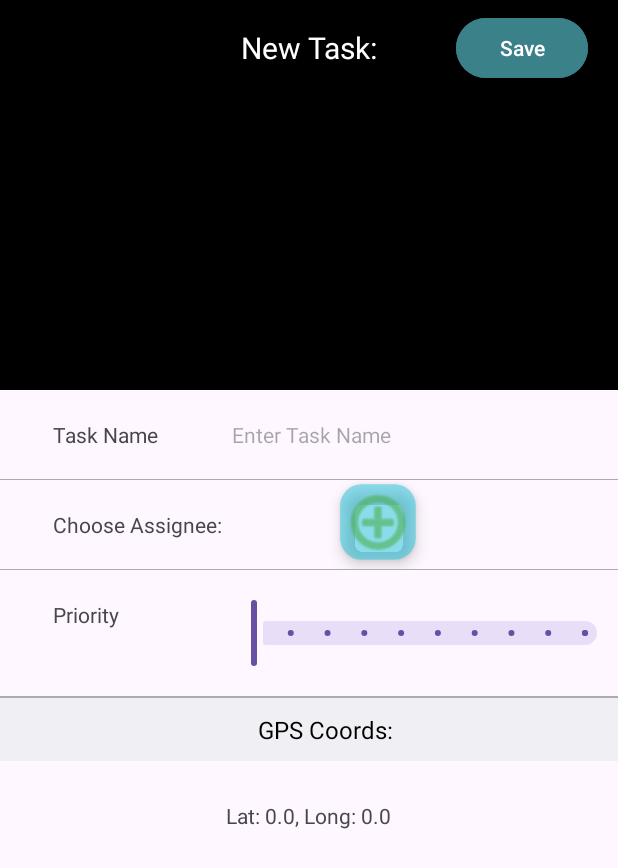
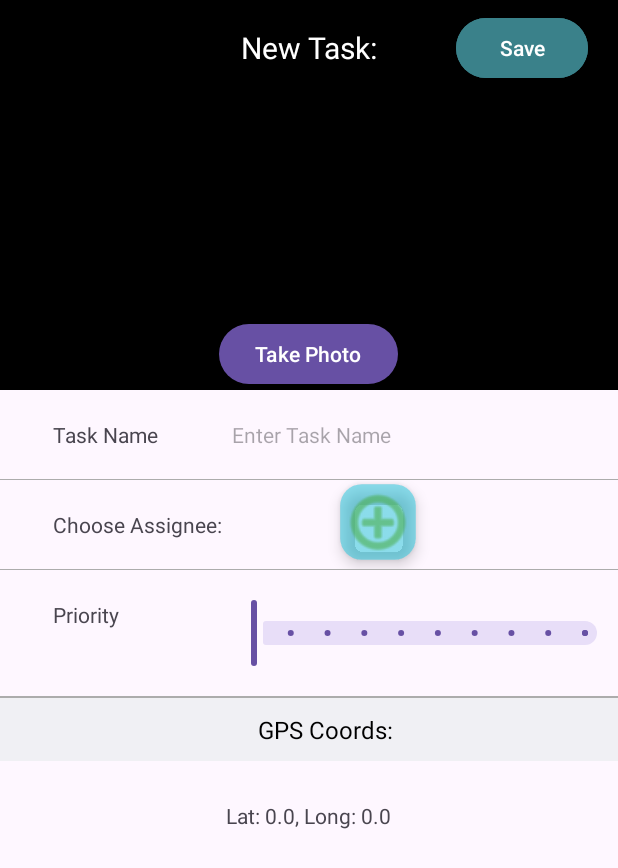
Before and after one commit to NPisor/ProjectManagement-CalcApp, an Android app: the TaskInfoActivity screen opened directly, with no data from a screen before it, on a phone screen of 412 x 824 dp. Shown: the top 868 px of the screen. Run offline under Robolectric (Android 15) with nearby library versions, the phone set to English and light mode, and no system bars; libraries missing offline, so code that uses them is left out: androidx.camera.core, androidx.camera.lifecycle, androidx.camera.view; plain views replace PreviewView; 10 statements that could not run were skipped.

Commit message:
Changed new task camera implementation and added S3 stuff.

```diff
--- a/app/build.gradle
+++ b/app/build.gradle
@@ -52,8 +52,6 @@ dependencies {
 
     implementation 'org.awaitility:awaitility:4.2.0'
 
-    implementation platform('software.amazon.awssdk:bom:2.21.1')
-    implementation 'software.amazon.awssdk:s3'
 
     implementation 'de.javagl:obj:0.4.0'
     implementation 'androidx.navigation:navigation-fragment:2.5.3'
--- a/app/src/main/java/com/example/projectmanagement_calcapp/TaskInfoActivity.java
+++ b/app/src/main/java/com/example/projectmanagement_calcapp/TaskInfoActivity.java
@@ -1,40 +1,53 @@
 package com.example.projectmanagement_calcapp;
 
 
+import android.annotation.SuppressLint;
 import android.content.Context;
 import android.content.ContextWrapper;
 import android.content.Intent;
 import android.graphics.Bitmap;
+import android.graphics.BitmapFactory;
+import android.graphics.Matrix;
+import android.media.ExifInterface;
 import android.os.Bundle;
 
+import androidx.annotation.NonNull;
 import androidx.appcompat.app.AppCompatActivity;
+
+import android.util.Log;
+import android.view.Surface;
 import android.widget.Button;
 import android.widget.EditText;
-import android.widget.ProgressBar;
 import android.widget.TextView;
 
-import androidx.camera.core.Camera;
 import androidx.camera.core.CameraSelector;
+import androidx.camera.core.ImageCapture;
+import androidx.camera.core.ImageCaptureException;
 import androidx.camera.core.Preview;
 import androidx.camera.lifecycle.ProcessCameraProvider;
 import androidx.camera.view.PreviewView;
+import androidx.core.content.ContextCompat;
 import androidx.lifecycle.LifecycleOwner;
 
-import com.example.projectmanagement_calcapp.Models.Task;
 import com.google.android.material.slider.Slider;
+import com.google.common.util.concurrent.ListenableFuture;
 
 import org.jetbrains.annotations.Nullable;
+
 import java.io.File;
 import java.io.FileOutputStream;
 import java.io.IOException;
+import java.io.OutputStream;
 import java.io.Serializable;
+import java.util.Objects;
 import java.util.concurrent.ExecutionException;
 
 public class TaskInfoActivity extends AppCompatActivity implements Serializable {
     PreviewView taskLocationImage;
-    Button saveTaskBtn;
-    Bitmap bitmap;
+    Button saveTaskBtn, captureBtn;
     ProcessCameraProvider cameraProvider;
+
+    ImageCapture imageCapture;
 
     EditText taskName;
 
@@ -51,69 +64,132 @@ public class TaskInfoActivity extends AppCompatActivity implements Serializable
         gpsCoords = findViewById(R.id.gpscoordstext);
         taskName = findViewById(R.id.taskName);
         taskPriority = findViewById(R.id.prioritySlider);
+        captureBtn = findViewById(R.id.captureBtn);
+
+        try {
+            populateCameraThumbnail();
+        } catch (ExecutionException e) {
+            throw new RuntimeException(e);
+        } catch (InterruptedException e) {
+            throw new RuntimeException(e);
+        }
 
         Intent intent = getIntent();
         double latitude = intent.getDoubleExtra("Lat", 0);
         double longitude = intent.getDoubleExtra("Long", 0);
         gpsCoords.setText(String.format("Lat: %s, Long: %s", latitude, longitude));
+
+        captureBtn.setOnClickListener(v -> {
             try {
-            setListeners(populateCameraThumbnail(this), latitude, longitude);
+                capturePhoto(latitude, longitude);
+            } catch (ExecutionException e) {
+                throw new RuntimeException(e);
+            } catch (InterruptedException e) {
+                throw new RuntimeException(e);
+            }
+        });
+    }
+
+    private void capturePhoto(double latitude, double longitude) throws ExecutionException, InterruptedException {
+        if (imageCapture == null) {
+            return;
+        }
+        ContextWrapper cw = new ContextWrapper(getApplicationContext());
+        // path to /data/data/yourapp/app_data/imageDir
+        File directory = cw.getDir("imageDir", Context.MODE_PRIVATE);
+        String uuid = new String(java.util.UUID.randomUUID().toString());
+        ImageCapture.OutputFileOptions outputFileOptions = new ImageCapture.OutputFileOptions.Builder(new File(directory, uuid + ".png")).build();
+        imageCapture.takePicture(outputFileOptions, ContextCompat.getMainExecutor(this), new ImageCapture.OnImageSavedCallback() {
+            @Override
+            public void onImageSaved(@NonNull ImageCapture.OutputFileResults outputFileResults) {
+                Bitmap bitmap = BitmapFactory.decodeFile(Objects.requireNonNull(outputFileResults.getSavedUri()).getPath());
+                int width = bitmap.getWidth();
+                int height = bitmap.getHeight();
+                Matrix matrix = new Matrix();
+                matrix.preRotate(90);
+                Bitmap rotatedBitmap = Bitmap.createBitmap(bitmap, 0, 0, width, height, matrix, true);
+                File convertedFile = new File(directory, uuid + "-converted.png");
+
+                OutputStream os;
+                try {
+                    os = new FileOutputStream(convertedFile);
+                    rotatedBitmap.compress(Bitmap.CompressFormat.JPEG, 25, os);
+                    os.flush();
+                    os.close();
+                } catch (Exception e) {
+                    Log.e(getClass().getSimpleName(), "Error writing bitmap", e);
+                }
+                setListeners(convertedFile.getPath(), rotatedBitmap, uuid, latitude, longitude);
+
+            }
+
+            @Override
+            public void onError(@NonNull ImageCaptureException exception) {
+
+            }
+        });
+    }
+
+    public void populateCameraThumbnail() throws ExecutionException, InterruptedException {
+        PreviewView previewView = findViewById(R.id.taskLocationImage);
+
+        ListenableFuture<ProcessCameraProvider> cameraProviderFuture = ProcessCameraProvider.getInstance(this);
+        cameraProviderFuture.addListener(new Runnable() {
+            @Override
+            public void run() {
+                try {
+                    cameraProvider = cameraProviderFuture.get();
+
+                    startCameraX(cameraProvider, previewView);
                 } catch (ExecutionException e) {
                     throw new RuntimeException(e);
                 } catch (InterruptedException e) {
                     throw new RuntimeException(e);
                 }
             }
-    public PreviewView populateCameraThumbnail(TaskInfoActivity view) throws ExecutionException, InterruptedException {
-        PreviewView previewView = findViewById(R.id.taskLocationImage);
+        }, ContextCompat.getMainExecutor(this));
 
         cameraProvider = ProcessCameraProvider.getInstance(this).get();
         Preview preview = new Preview.Builder().build();
-        CameraSelector cameraSelector = new CameraSelector.Builder()
-                .requireLensFacing(CameraSelector.LENS_FACING_BACK)
+        @SuppressLint("RestrictedApi") CameraSelector cameraSelector = new CameraSelector.Builder()
+                .requireLensFacing(CameraSelector.DEFAULT_BACK_CAMERA.getLensFacing())
                 .build();
 
+
+        Preview.SurfaceProvider surfaceProvider = previewView.getSurfaceProvider();
         preview.setSurfaceProvider(previewView.getSurfaceProvider());
 
-        Camera camera = cameraProvider.bindToLifecycle((LifecycleOwner)this, cameraSelector, preview);
+        imageCapture = new ImageCapture.Builder().build();
 
-        return previewView;
     }
 
-    public void setListeners(PreviewView previewView, double latitude, double longitude) {
-        saveTaskBtn.setOnClickListener(v -> {
-            bitmap = previewView.getBitmap();
-            ContextWrapper cw = new ContextWrapper(getApplicationContext());
-            // path to /data/data/yourapp/app_data/imageDir
-            File directory = cw.getDir("imageDir", Context.MODE_PRIVATE);
-            String uuid = new String(java.util.UUID.randomUUID().toString());
-            // Create imageDir
-            File mypath=new File(directory, uuid + ".png");
+    private void startCameraX(ProcessCameraProvider cameraProvider, PreviewView previewView) {
 
-            FileOutputStream fos = null;
-            try {
-                fos = new FileOutputStream(mypath);
-                // Use the compress method on the BitMap object to write image to the OutputStream
-                bitmap.compress(Bitmap.CompressFormat.PNG, 100, fos);
+        CameraSelector cameraSelector = CameraSelector.DEFAULT_BACK_CAMERA;
+        Preview preview = new Preview.Builder().build();
+
+        preview.setSurfaceProvider(previewView.getSurfaceProvider());
+        try{
+            cameraProvider.unbindAll();
+            cameraProvider.bindToLifecycle((LifecycleOwner)this, cameraSelector, preview, imageCapture);
         } catch (Exception e) {
-                e.printStackTrace();
-            } finally {
-                try {
-                    fos.close();
-                } catch (IOException e) {
-                    e.printStackTrace();
+            throw new RuntimeException(e);
         }
     }
 
+    public void setListeners(String imagePath, Bitmap bitmap, String uuid, double latitude, double longitude) {
+        saveTaskBtn.setOnClickListener(v -> {
+
             Intent returnIntent = new Intent();
-            returnIntent.putExtra("imagePath", directory.getAbsolutePath() + "/" + uuid + ".png");
+            returnIntent.putExtra("imagePath", imagePath);
             returnIntent.putExtra("uuid", uuid);
             returnIntent.putExtra("taskName", taskName.getText().toString());
-            returnIntent.putExtra("taskPriority", taskPriority.getValue());
+            returnIntent.putExtra("taskPriority", (long) taskPriority.getValue());
             returnIntent.putExtra("taskLatitude", latitude);
             returnIntent.putExtra("taskLongitude", longitude);
             setResult(1, returnIntent);
             finish();
         });
     }
+
 }
--- a/app/src/main/res/layout/enter_task_info_layout.xml
+++ b/app/src/main/res/layout/enter_task_info_layout.xml
@@ -31,6 +31,7 @@
                     android:layout_marginLeft="5dp"
                     android:layout_marginTop="70dp"
                     app:shapeAppearance="@mipmap/ic_launcher_round" />
+
             </LinearLayout>
         </androidx.camera.view.PreviewView>
         <androidx.appcompat.widget.Toolbar
@@ -62,6 +63,13 @@
                 android:textColor="#fff"
                 android:textSize="14dp" />
         </androidx.appcompat.widget.Toolbar>
+        <Button
+            android:id="@+id/captureBtn"
+            android:layout_gravity="center_horizontal|bottom"
+            android:layout_width="wrap_content"
+            android:layout_height="wrap_content"
+            android:layout_weight="1"
+            android:text="Take Photo" />
 
     </FrameLayout>
     <LinearLayout
```
Also changed, not shown: app/src/main/java/com/example/projectmanagement_calcapp/AnchorHandler.java (+5 -8 lines), app/src/main/java/com/example/projectmanagement_calcapp/ArCoreActivity.java (+20 -5 lines), app/src/main/java/com/example/projectmanagement_calcapp/Models/Task.java (+12 -1 lines), app/src/main/java/com/example/projectmanagement_calcapp/S3Handler.java (deleted, +0 -21 lines). Lines whose indentation alone changed are shown as unchanged.
